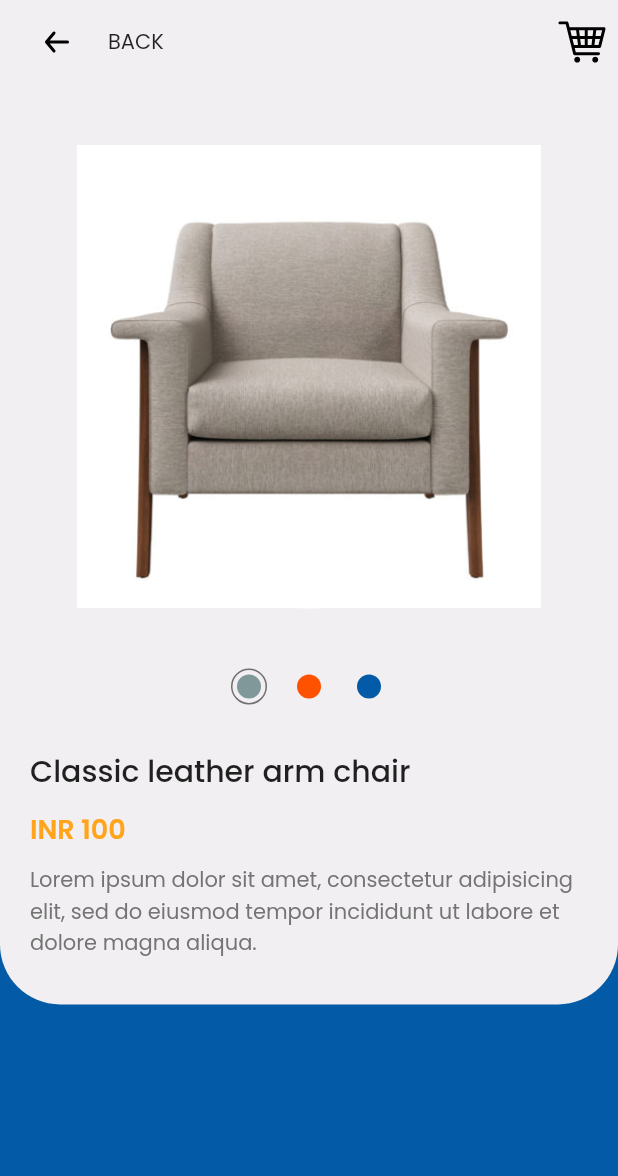
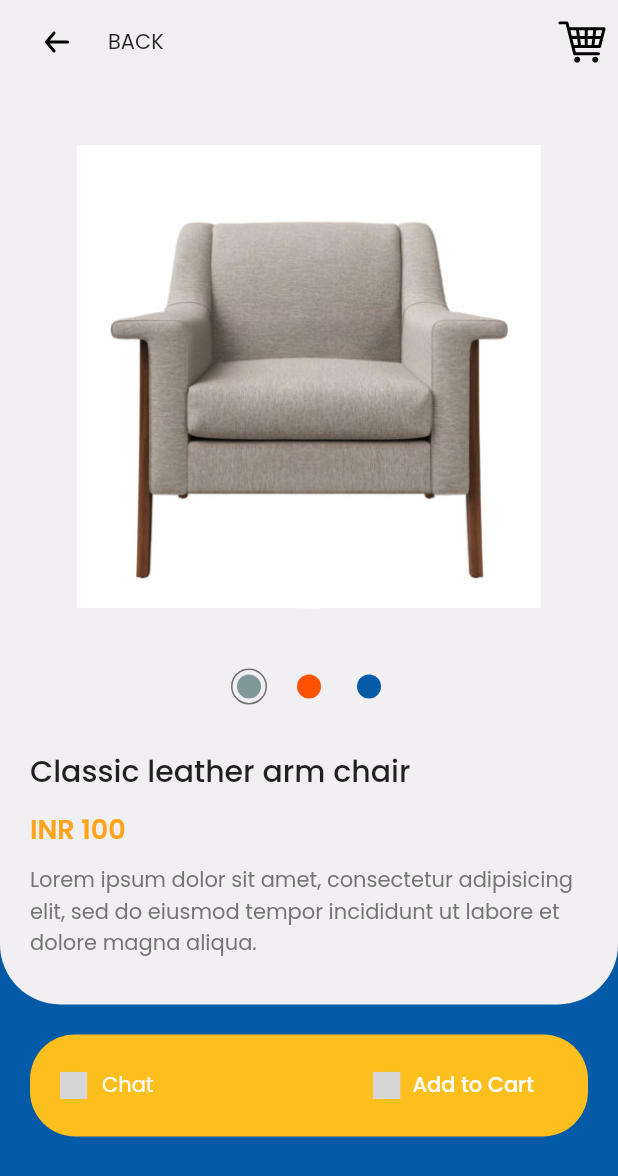
Before and after one commit to scriptclump/flutter-furniture-shop-app-ui, a Flutter app: the screen it shows after launch, after a tap on "Classic leather arm chair", on a phone screen of 412 x 824 dp. Shown: the top 1176 px of the screen. Run offline on Flutter 3.47's test engine with Material 2 defaults, Android fonts, the phone set to English and light mode, and no system bars; our stand-ins replace flutter_svg, google_fonts; grey boxes are pictures that could not be loaded.

Commit message:
Product detail screen with AddToCart button

```diff
--- a/lib/models/product.dart
+++ b/lib/models/product.dart
@@ -15,49 +15,49 @@ List<Product> products = [
       description:
           "Lorem ipsum dolor sit amet, consectetur adipisicing elit, sed do eiusmod tempor incididunt ut labore et dolore magna aliqua."),
   Product(
-      id: 1,
+      id: 2,
       price: 500,
       title: "Test",
       image: "assets/images/chair2.jpeg",
       description:
           "Lorem ipsum dolor sit amet, consectetur adipisicing elit, sed do eiusmod tempor incididunt ut labore et dolore magna aliqua."),
   Product(
-      id: 1,
+      id: 3,
       price: 300,
       title: "Ckol kkoas",
       image: "assets/images/chair1.jpg",
       description:
           "Lorem ipsum dolor sit amet, consectetur adipisicing elit, sed do eiusmod tempor incididunt ut labore et dolore magna aliqua."),
   Product(
-      id: 1,
+      id: 4,
       price: 250,
       title: "Goli ",
       image: "assets/images/chair1.jpg",
       description:
           "Lorem ipsum dolor sit amet, consectetur adipisicing elit, sed do eiusmod tempor incididunt ut labore et dolore magna aliqua."),
   Product(
-      id: 1,
+      id: 5,
       price: 88,
       title: "Classic leather arm chair",
       image: "assets/images/chair1.jpg",
       description:
           "Lorem ipsum dolor sit amet, consectetur adipisicing elit, sed do eiusmod tempor incididunt ut labore et dolore magna aliqua."),
   Product(
-      id: 1,
+      id: 6,
       price: 100,
       title: "Classic leather arm chair",
       image: "assets/images/chair1.jpg",
       description:
           "Lorem ipsum dolor sit amet, consectetur adipisicing elit, sed do eiusmod tempor incididunt ut labore et dolore magna aliqua."),
   Product(
-      id: 1,
+      id: 7,
       price: 999,
       title: "Classic leather arm chair",
       image: "assets/images/chair1.jpg",
       description:
           "Lorem ipsum dolor sit amet, consectetur adipisicing elit, sed do eiusmod tempor incididunt ut labore et dolore magna aliqua."),
   Product(
-      id: 1,
+      id: 8,
       price: 111,
       title: "Classic leather arm chair",
       image: "assets/images/chair1.jpg",
--- a/lib/screens/details/components/body.dart
+++ b/lib/screens/details/components/body.dart
@@ -1,9 +1,9 @@
-import 'package:first_app/models/product.dart';
+import 'package:flutter/material.dart';
 
+import '../../../models/product.dart';
 import '../../../constants.dart';
 import '../components/product_image.dart';
-import 'package:flutter/material.dart';
-
+import 'chat_and_add_to_cart.dart';
 import 'list_of_colors.dart';
 
 class Body extends StatelessWidget {
@@ -15,7 +15,11 @@ class Body extends StatelessWidget {
   Widget build(BuildContext context) {
     // It provide us total height & width
     Size size = MediaQuery.of(context).size;
-    return Column(
+    // It enable scrolling on small devices
+    return SafeArea(
+      bottom: false,
+      child: SingleChildScrollView(
+        child: Column(
           crossAxisAlignment: CrossAxisAlignment.start,
           children: <Widget>[
             Container(
@@ -32,15 +36,18 @@ class Body extends StatelessWidget {
                 crossAxisAlignment: CrossAxisAlignment.start,
                 children: <Widget>[
                   Center(
+                    child: Hero(
+                      tag: '${product.id}',
                       child: ProductPoster(
                         size: size,
-                  image: "assets/images/chair1.jpg",
+                        image: product.image,
+                      ),
                     ),
                   ),
                   ListOfColors(),
                   Padding(
-                padding:
-                    const EdgeInsets.symmetric(vertical: kDefaultPadding / 2),
+                    padding: const EdgeInsets.symmetric(
+                        vertical: kDefaultPadding / 2),
                     child: Text(
                       product.title,
                       style: Theme.of(context).textTheme.headline6,
@@ -55,19 +62,21 @@ class Body extends StatelessWidget {
                     ),
                   ),
                   Padding(
-                padding: EdgeInsets.symmetric(vertical: kDefaultPadding / 2),
+                    padding:
+                        EdgeInsets.symmetric(vertical: kDefaultPadding / 2),
                     child: Text(
                       product.description,
                       style: TextStyle(color: kTextLightColor),
                     ),
                   ),
-              SizedBox(
-                height: kDefaultPadding,
-              )
+                  SizedBox(height: kDefaultPadding)
                 ],
               ),
             ),
+            ChatAndAddToCart(),
           ],
+        ),
+      ),
     );
   }
 }
--- /dev/null
+++ b/lib/screens/details/components/chat_and_add_to_cart.dart
@@ -0,0 +1,53 @@
+import 'package:flutter/material.dart';
+import 'package:flutter_svg/svg.dart';
+
+import '../../../constants.dart';
+
+class ChatAndAddToCart extends StatelessWidget {
+  const ChatAndAddToCart({
+    Key key,
+  }) : super(key: key);
+
+  @override
+  Widget build(BuildContext context) {
+    return Container(
+      margin: EdgeInsets.all(kDefaultPadding),
+      padding: EdgeInsets.symmetric(
+        horizontal: kDefaultPadding,
+        vertical: kDefaultPadding / 2,
+      ),
+      decoration: BoxDecoration(
+        color: Color(0xFFFCBF1E),
+        borderRadius: BorderRadius.circular(30),
+      ),
+      child: Row(
+        children: <Widget>[
+          SvgPicture.asset(
+            '../../../../assets/icons/notification.svg',
+            height: 18,
+          ),
+          SizedBox(
+            width: kDefaultPadding / 2,
+          ),
+          Text(
+            "Chat",
+            style: TextStyle(color: Colors.white),
+          ),
+          // It will cover all available space
+          Spacer(),
+          FlatButton.icon(
+            onPressed: () {},
+            icon: SvgPicture.asset(
+              '../../../../assets/icons/cart.svg',
+              height: 18,
+            ),
+            label: Text(
+              "Add to Cart",
+              style: TextStyle(color: Colors.white),
+            ),
+          ),
+        ],
+      ),
+    );
+  }
+}
--- a/lib/screens/product/components/product_card.dart
+++ b/lib/screens/product/components/product_card.dart
@@ -1,5 +1,5 @@
-import 'package:first_app/models/product.dart';
 import 'package:flutter/material.dart';
+import '../../../models/product.dart';
 
 import '../../../constants.dart';
 
@@ -51,6 +51,8 @@ class ProductCard extends StatelessWidget {
             Positioned(
               top: 0,
               right: 0,
+              child: Hero(
+                tag: '${product.id}',
                 child: Container(
                   padding: EdgeInsets.symmetric(horizontal: kDefaultPadding),
                   height: 160,
@@ -58,6 +60,7 @@ class ProductCard extends StatelessWidget {
                   child: Image.asset(
                     product.image,
                     fit: BoxFit.cover,
+                  ),
                 ),
               ),
             ),
```
Also changed, not shown: lib/screens/product/components/body.dart (+3 -4 lines). Lines whose indentation alone changed are shown as unchanged.
